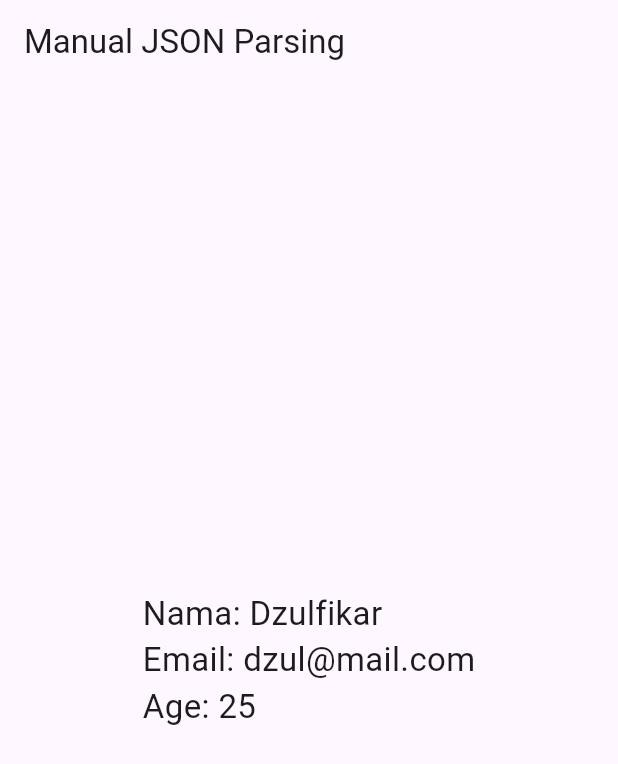
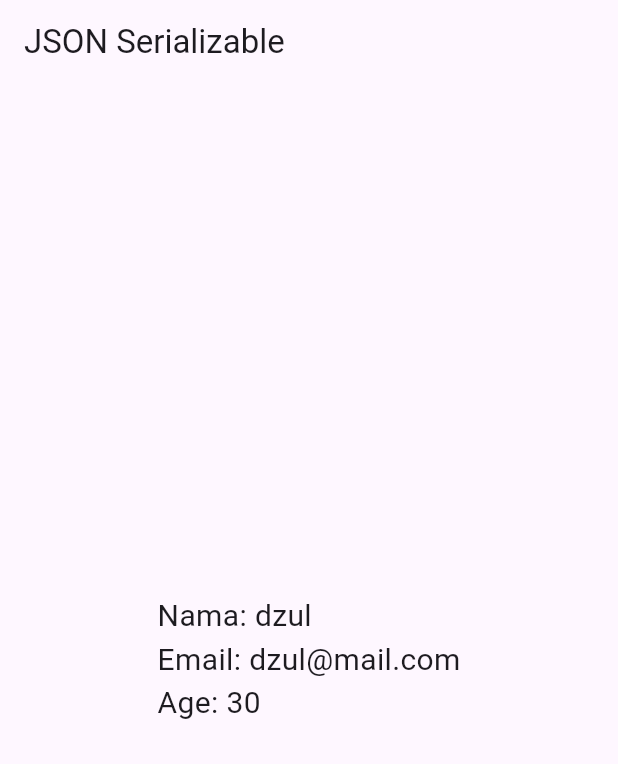
Before and after one commit to dzulfikar05/pmr-mob-dart, a Flutter app: the screen it shows after launch, on a phone screen of 412 x 824 dp. Shown: the top 764 px of the screen. Run offline on Flutter 3.47's test engine with Material 3 defaults, Android fonts, the light colour scheme and no system bars; our stand-ins replace camera, geolocator, go_router; missing offline and left inert: baseflow_plugin_template.

```diff
--- a/pertemuan12/json_flutter/lib/main.dart
+++ b/pertemuan12/json_flutter/lib/main.dart
@@ -1,8 +1,9 @@
 import 'package:flutter/material.dart';
 import 'screens/manual_json_screen.dart';
+import 'screens/auto_json_screen.dart';
 
 void main() {
   runApp(MaterialApp(
-    home: ManualJsonScreen(),
+    home: AutoJsonScreen(),
   ));
 }
--- /dev/null
+++ b/pertemuan12/json_flutter/lib/models/user_auto.dart
@@ -0,0 +1,17 @@
+import 'package:json_annotation/json_annotation.dart';
+
+part 'user_auto.g.dart';
+
+@JsonSerializable()
+class UserAuto {
+  final String name;
+  final String email;
+  final int age;
+
+  UserAuto({required this.name, required this.email, required this.age});
+
+  factory UserAuto.fromJson(Map<String, dynamic> json) =>
+      _$UserAutoFromJson(json);
+
+  Map<String, dynamic> toJson() => _$UserAutoToJson(this);
+}
--- /dev/null
+++ b/pertemuan12/json_flutter/lib/screens/auto_json_screen.dart
@@ -0,0 +1,22 @@
+import 'package:flutter/material.dart';
+import '../models/user_auto.dart';
+import 'dart:convert';
+
+class AutoJsonScreen extends StatelessWidget {
+  @override
+  Widget build(BuildContext context) {
+    final jsonString = '{"name": "dzul", "email": "dzul@mail.com", "age": 30}';
+
+    final user = UserAuto.fromJson(jsonDecode(jsonString));
+
+    return Scaffold(
+      appBar: AppBar(title: Text("JSON Serializable")),
+      body: Center(
+        child: Text(
+          "Nama: ${user.name}\nEmail: ${user.email}\nAge: ${user.age}",
+          style: TextStyle(fontSize: 20),
+        ),
+      ),
+    );
+  }
+}
```
Also changed, not shown: pertemuan12/json_flutter/lib/models/user_auto.g.dart (added).
